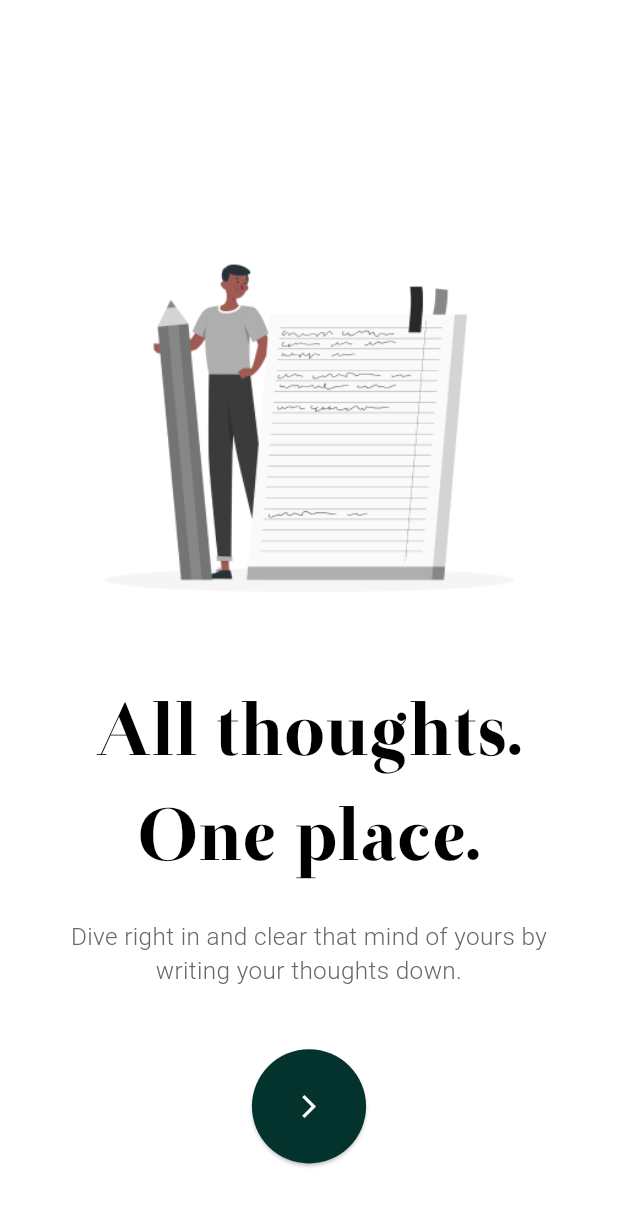
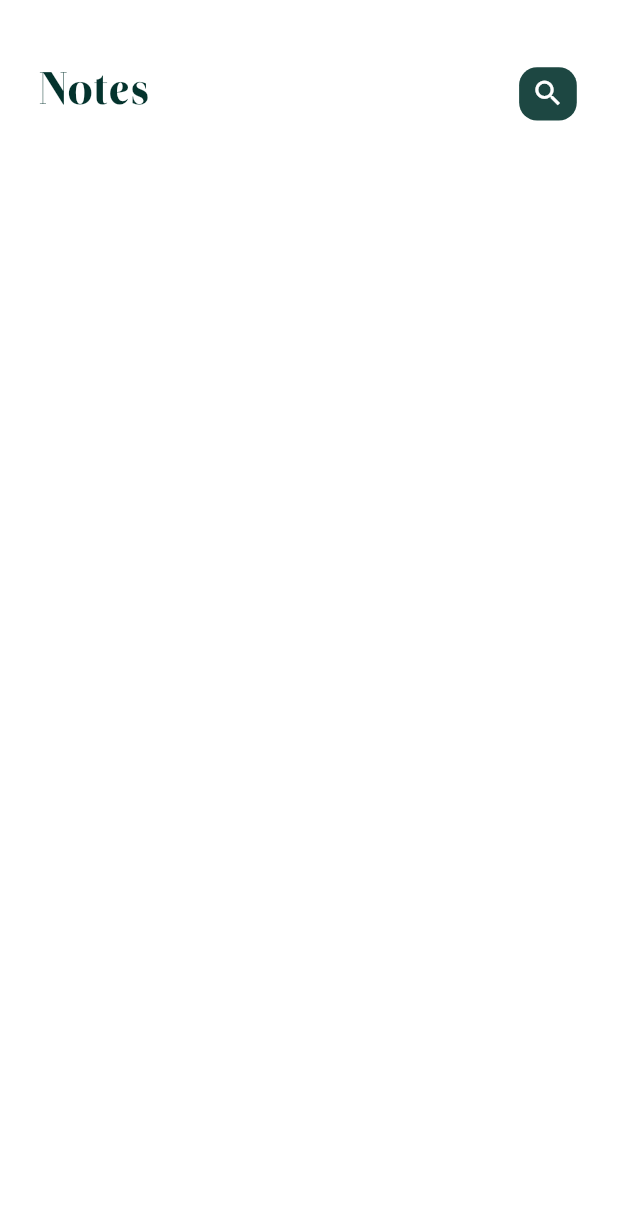
Before and after one commit to nadakhalifa183/note_app, a Flutter app: the screen it shows after launch, after a tap on the "arrow forward ios" icon, on a phone screen of 412 x 824 dp. Shown: the top 1206 px of the screen. Run offline on Flutter 3.47's test engine with Material 3 defaults, Android fonts, the phone set to English and light mode, and no system bars; our stand-ins replace flutter_screenutil.

Commit message:
custom_appbar_ui

```diff
--- a/lib/main.dart
+++ b/lib/main.dart
@@ -1,6 +1,7 @@
 import 'package:flutter/material.dart';
 import 'package:flutter_screenutil/flutter_screenutil.dart';
 import 'package:note_app/constants.dart';
+import 'package:note_app/views/home_view.dart';
 import 'package:note_app/views/onboarding_view.dart';
 
 void main() {
@@ -17,9 +18,15 @@ class MyApp extends StatelessWidget {
       designSize: const Size(FigmaDesign.widthScreen,FigmaDesign.heightScreen),
       minTextAdapt: true,
       child: MaterialApp(
+        theme: ThemeData(
+          brightness: Brightness.light,
+       scaffoldBackgroundColor: Colors.white
+       ),
         debugShowCheckedModeBanner: false,
+
         routes: {
-          OnboardingView.id : (context)=> const OnboardingView()
+          OnboardingView.id : (context)=> const OnboardingView(),
+          HomeView.id : (context)=> const HomeView()
         },
         initialRoute: OnboardingView.id,
        ),
--- /dev/null
+++ b/lib/views/home_view.dart
@@ -0,0 +1,17 @@
+import 'package:flutter/material.dart';
+
+import 'package:note_app/views/widgets/custom_appbar.dart';
+import 'package:note_app/views/widgets/notesView_body.dart';
+
+
+class HomeView extends StatelessWidget {
+  const HomeView({super.key});
+  static String id = "HomeView";
+  @override
+  Widget build(BuildContext context) {
+    return const Scaffold(
+
+      body: NotesViewBody()
+    );
+  }
+}
--- a/lib/views/onboarding_view.dart
+++ b/lib/views/onboarding_view.dart
@@ -2,6 +2,7 @@ import 'package:flutter/material.dart';
 import 'package:flutter_screenutil/flutter_screenutil.dart';
 
 import 'package:note_app/constants.dart';
+import 'package:note_app/views/home_view.dart';
 
 class OnboardingView extends StatelessWidget {
   const OnboardingView({super.key});
@@ -9,7 +10,7 @@ class OnboardingView extends StatelessWidget {
   @override
   Widget build(BuildContext context) {
     return Scaffold(
-      backgroundColor: Colors.white,
+      // backgroundColor: Colors.white,
       // bottomNavigationBar: Padding(
       //   padding: EdgeInsets.only(bottom: 40.h),
       //   child: ElevatedButton(
@@ -75,7 +76,9 @@ class OnboardingView extends StatelessWidget {
                     minimumSize: Size(75.w, 75.h),
                     backgroundColor: PrimaryColors.kPrimaryColor,
                     shape: const CircleBorder()),
-                onPressed: () {},
+                onPressed: () {
+                 Navigator.pushNamed(context, HomeView.id);
+                },
                 child: const Icon(
                   Icons.arrow_forward_ios,
                   color: Colors.white,
--- /dev/null
+++ b/lib/views/widgets/custom_appbar.dart
@@ -0,0 +1,31 @@
+import 'package:flutter/material.dart';
+import 'package:flutter_screenutil/flutter_screenutil.dart';
+import 'package:note_app/constants.dart';
+import 'package:note_app/views/widgets/custom_iconSearch.dart';
+
+class CustomAppBar extends StatelessWidget  {
+  const CustomAppBar({
+    super.key,
+  });
+
+  @override
+  Widget build(BuildContext context) {
+    return Row(
+        children: [
+          Text(
+                  "Notes",
+                  style: TextStyle(
+          fontFamily: "Otama-ep",
+             fontSize: 30.sp,
+                fontWeight: FontWeight.w400,
+                color:PrimaryColors.kPrimaryColor,
+                  ),
+                ),
+      const Spacer(flex: 1,),
+      const CustomIconSearch()
+        ],
+      );
+  }
+
+
+}
--- /dev/null
+++ b/lib/views/widgets/custom_iconSearch.dart
@@ -0,0 +1,21 @@
+import 'package:flutter/material.dart';
+import 'package:flutter_screenutil/flutter_screenutil.dart';
+import 'package:note_app/constants.dart';
+
+class CustomIconSearch extends StatelessWidget {
+  const CustomIconSearch({
+    super.key,
+  });
+
+  @override
+  Widget build(BuildContext context) {
+    return Container(
+      width:35.w,
+      height:35.h,
+      decoration: BoxDecoration(
+        color: PrimaryColors.kPrimaryColor.withOpacity(.9),
+        borderRadius: BorderRadius.circular(12)
+      ),
+      child: Icon(Icons.search , color: Colors.white,size:22.sp,));
+  }
+}
--- /dev/null
+++ b/lib/views/widgets/notesView_body.dart
@@ -0,0 +1,19 @@
+import 'package:flutter/material.dart';
+import 'package:flutter_screenutil/flutter_screenutil.dart';
+import 'package:note_app/views/widgets/custom_appbar.dart';
+
+class NotesViewBody extends StatelessWidget {
+  const NotesViewBody({
+    super.key,
+  });
+
+  @override
+  Widget build(BuildContext context) {
+    return Padding(
+      padding:  EdgeInsets.only(top: 40.h , right: 25.w ,left: 25.h),
+      child: const Column(
+        children: [CustomAppBar()],
+      ),
+    );
+  }
+}
```
